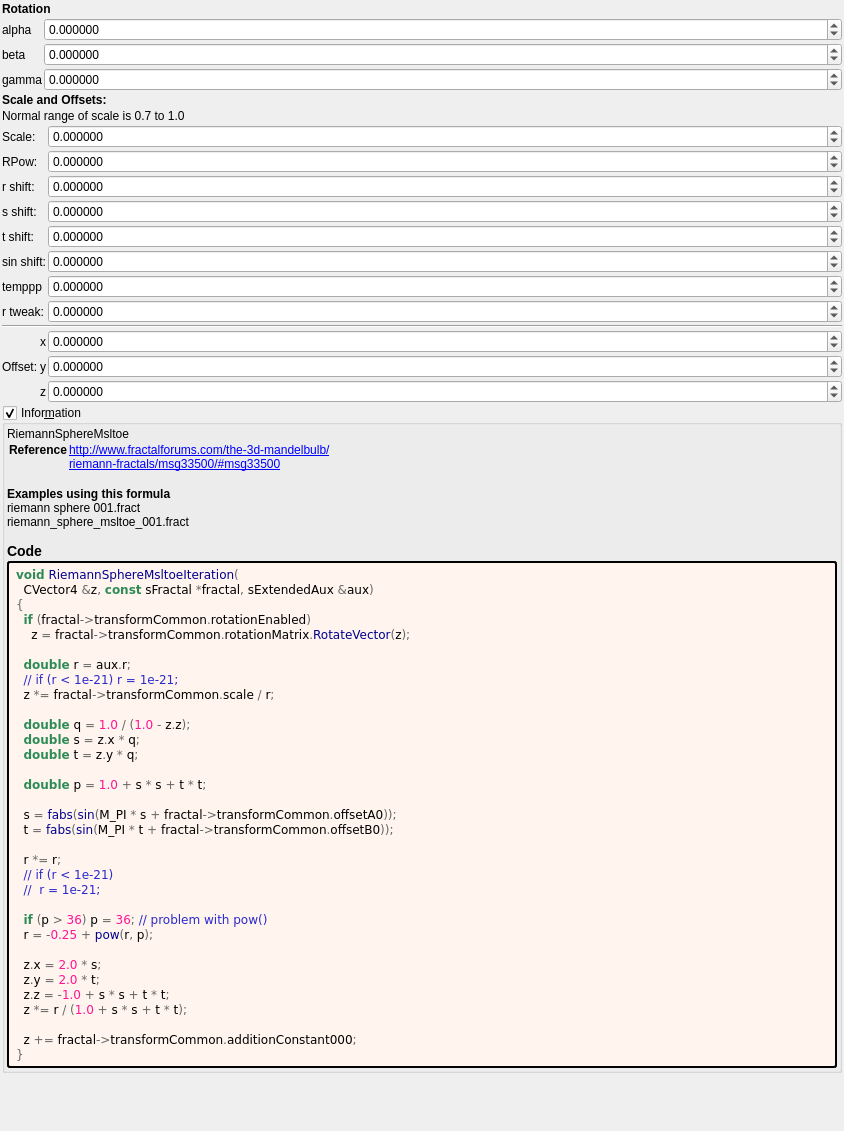
The window that mandelbulber2/formula/ui/riemann_sphere_msltoe_m3d.ui (buddhi1980/mandelbulber2) describes before a commit, drawn with Qt 5.
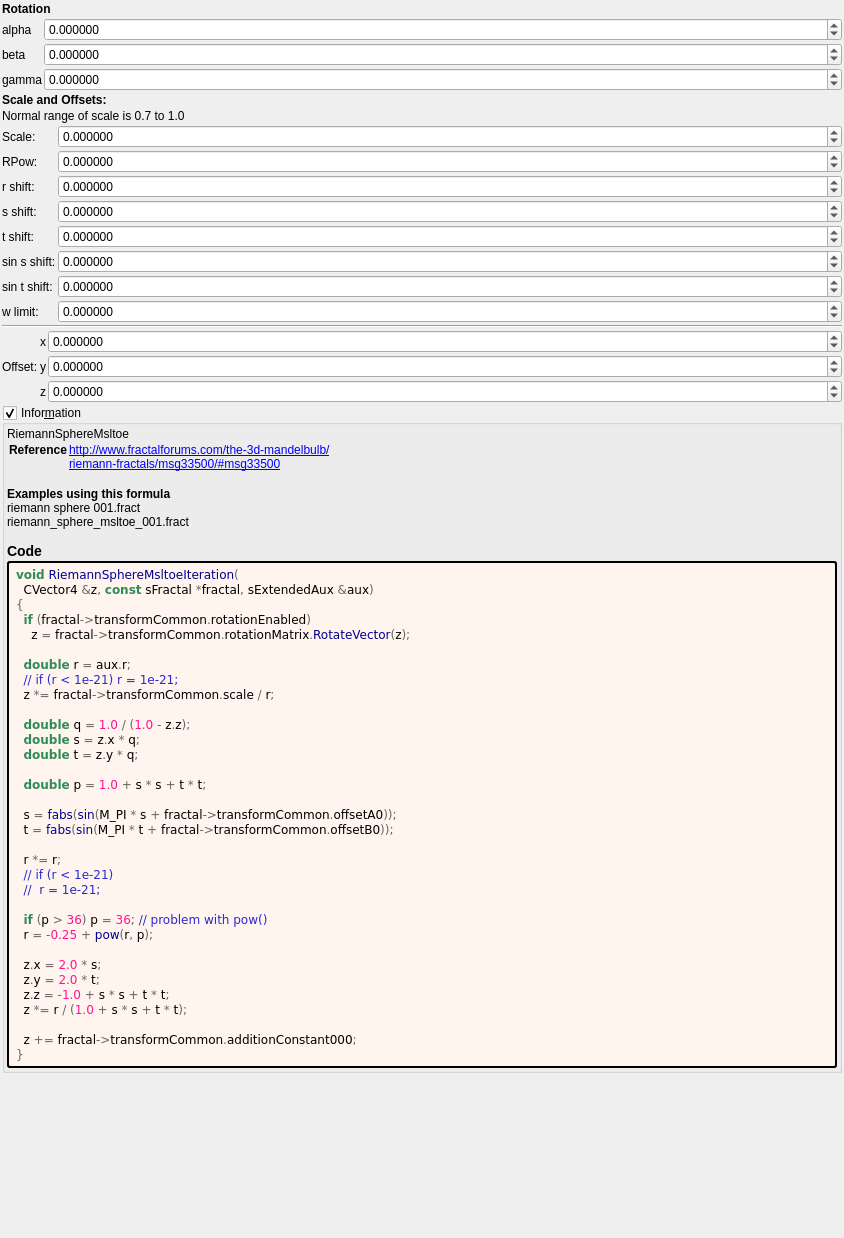
The same window after the commit. Custom widgets are drawn as their Qt base class.

Commit message: fractal_riemann_sphere_msltoe_m3d.cpp updating some rotation parameters

The edit to the form file:
```diff
--- a/mandelbulber2/formula/ui/riemann_sphere_msltoe_m3d.ui
+++ b/mandelbulber2/formula/ui/riemann_sphere_msltoe_m3d.ui
@@ -7,7 +7,7 @@
     <x>0</x>
     <y>0</y>
     <width>844</width>
-    <height>1131</height>
+    <height>1238</height>
    </rect>
   </property>
   <property name="windowTitle">
@@ -180,7 +180,7 @@
       <number>2</number>
      </property>
      <item row="3" column="1">
-      <widget class="MyDoubleSpinBox" name="spinbox_transf_offsetD_0">
+      <widget class="MyDoubleSpinBox" name="spinbox_transf_offsetE_0">
        <property name="sizePolicy">
         <sizepolicy hsizetype="Minimum" vsizetype="Maximum">
          <horstretch>0</horstretch>
@@ -252,7 +252,7 @@
      <item row="8" column="0">
       <widget class="QLabel" name="label_148">
        <property name="text">
-        <string>r tweak:</string>
+        <string>w limit:</string>
        </property>
       </widget>
      </item>
@@ -319,34 +319,6 @@
        </property>
       </widget>
      </item>
-     <item row="7" column="1">
-      <widget class="MyDoubleSpinBox" name="spinbox_transf_offset_0005">
-       <property name="sizePolicy">
-        <sizepolicy hsizetype="Minimum" vsizetype="Maximum">
-         <horstretch>0</horstretch>
-         <verstretch>0</verstretch>
-        </sizepolicy>
-       </property>
-       <property name="prefix">
-        <string/>
-       </property>
-       <property name="suffix">
-        <string/>
-       </property>
-       <property name="decimals">
-        <number>6</number>
-       </property>
-       <property name="minimum">
-        <double>-100000.000000000000000</double>
-       </property>
-       <property name="maximum">
-        <double>100000.000000000000000</double>
-       </property>
-       <property name="singleStep">
-        <double>0.100000000000000</double>
-       </property>
-      </widget>
-     </item>
      <item row="1" column="0">
       <widget class="QLabel" name="label_251">
        <property name="text">
@@ -448,14 +420,42 @@
      <item row="6" column="0">
       <widget class="QLabel" name="label_143">
        <property name="text">
-        <string>sin shift:</string>
+        <string>sin s shift:</string>
        </property>
       </widget>
      </item>
      <item row="7" column="0">
       <widget class="QLabel" name="label_144">
        <property name="text">
-        <string>temppp</string>
+        <string>sin t shift:</string>
+       </property>
+      </widget>
+     </item>
+     <item row="7" column="1">
+      <widget class="MyDoubleSpinBox" name="spinbox_transf_offsetD_0">
+       <property name="sizePolicy">
+        <sizepolicy hsizetype="Minimum" vsizetype="Maximum">
+         <horstretch>0</horstretch>
+         <verstretch>0</verstretch>
+        </sizepolicy>
+       </property>
+       <property name="prefix">
+        <string/>
+       </property>
+       <property name="suffix">
+        <string/>
+       </property>
+       <property name="decimals">
+        <number>6</number>
+       </property>
+       <property name="minimum">
+        <double>-100000.000000000000000</double>
+       </property>
+       <property name="maximum">
+        <double>100000.000000000000000</double>
+       </property>
+       <property name="singleStep">
+        <double>0.100000000000000</double>
        </property>
       </widget>
      </item>
```
Left out of the diff: 12 changed lines with no effect on the pictures. The commit also changes 14 other files.
